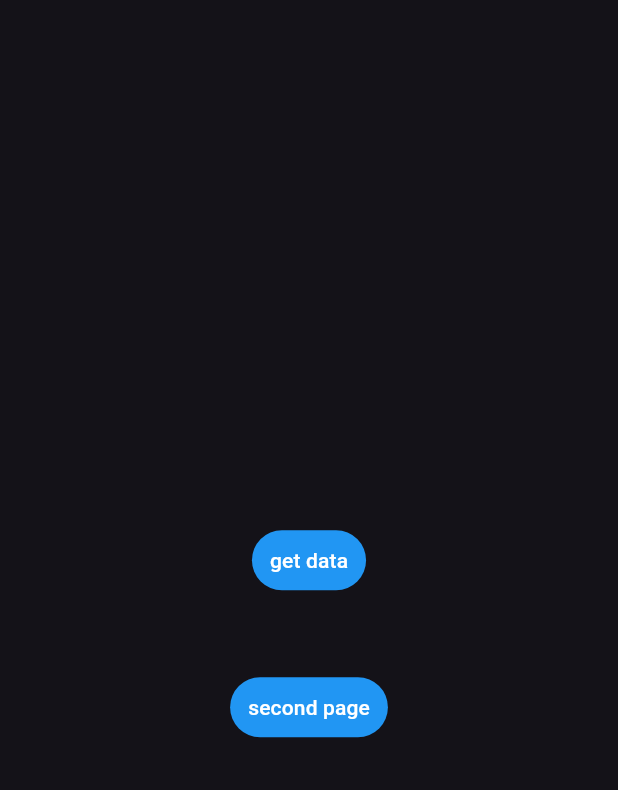
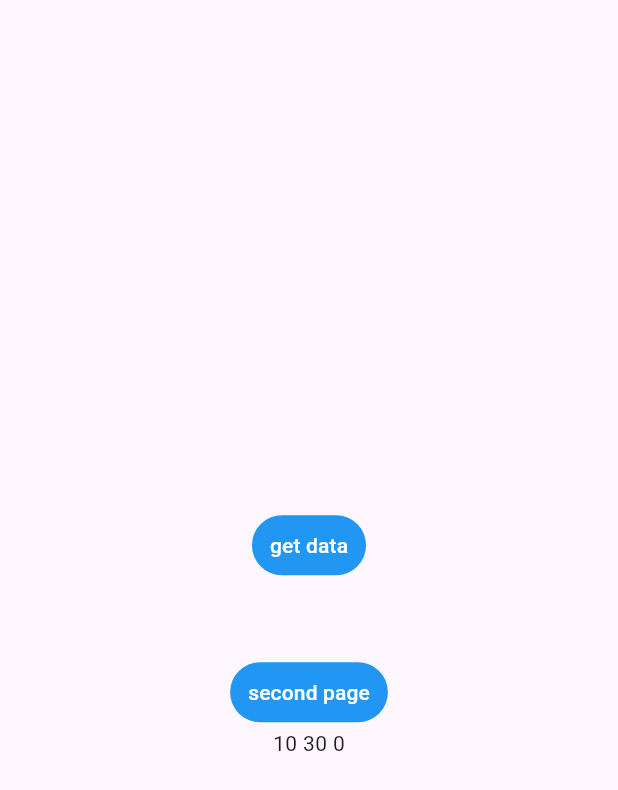
Before and after one commit to iamsaeedbm/weather_app, a Flutter app: the screen it shows after launch, on a phone screen of 412 x 824 dp. Shown: the top 790 px of the screen. Run offline on Flutter 3.47's test engine with Material 3 defaults, Android fonts, the phone set to English and light mode, and no system bars; our stand-ins replace dio.

Commit message:
add time

```diff
--- a/lib/main.dart
+++ b/lib/main.dart
@@ -11,10 +11,6 @@ class MyApp extends StatelessWidget {
 
   @override
   Widget build(BuildContext context) {
-    return MaterialApp(
-      debugShowCheckedModeBanner: false,
-      theme: ThemeData.dark(),
-      home: HomeScreen(),
-    );
+    return MaterialApp(debugShowCheckedModeBanner: false, home: HomeScreen());
   }
 }
--- a/lib/presentation/screens/home_screen.dart
+++ b/lib/presentation/screens/home_screen.dart
@@ -12,6 +12,15 @@ class HomeScreen extends StatefulWidget {
 class _HomeScreenState extends State<HomeScreen> {
   var test;
   String? cityName;
+  String _currentTime = '';
+
+  @override
+  void initState() {
+    super.initState();
+
+    getTime();
+  }
+
   @override
   Widget build(BuildContext context) {
     return Scaffold(
@@ -49,6 +58,7 @@ class _HomeScreenState extends State<HomeScreen> {
               },
               child: Text('second page'),
             ),
+            Text(_currentTime),
           ],
         ),
       ),
@@ -61,4 +71,11 @@ class _HomeScreenState extends State<HomeScreen> {
     );
     test = response.data['location']['name'];
   }
+
+  void getTime() {
+    var now = DateTime.now();
+    setState(() {
+      _currentTime = '${now.hour} ${now.minute} ${now.second}';
+    });
+  }
 }
```
